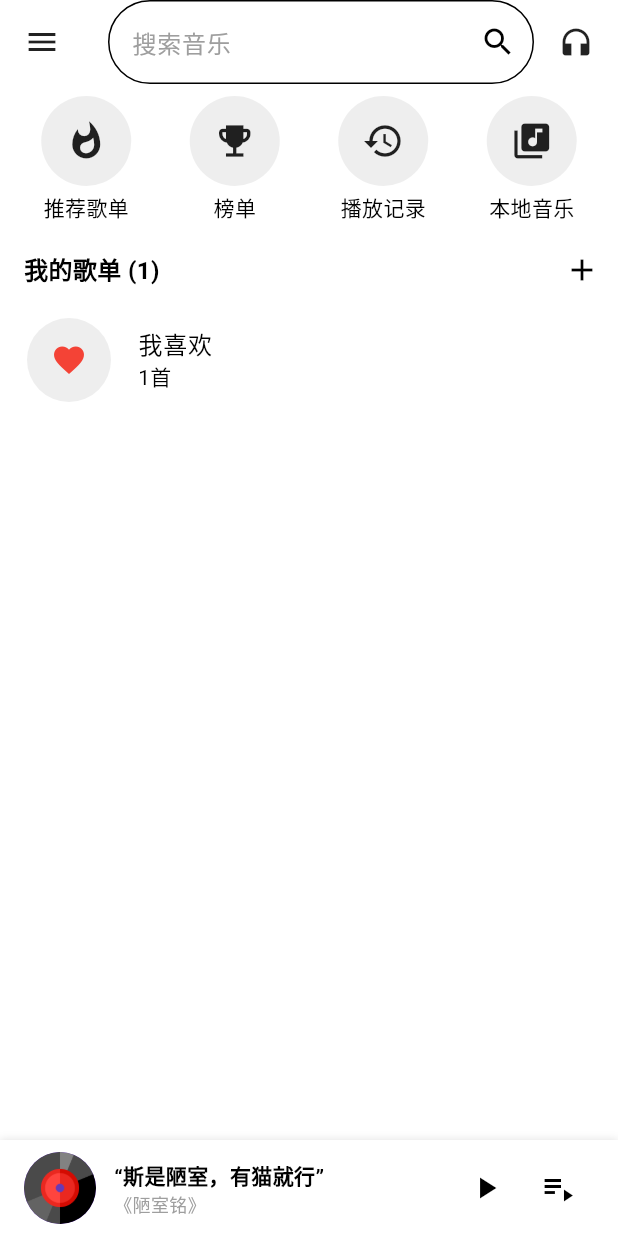
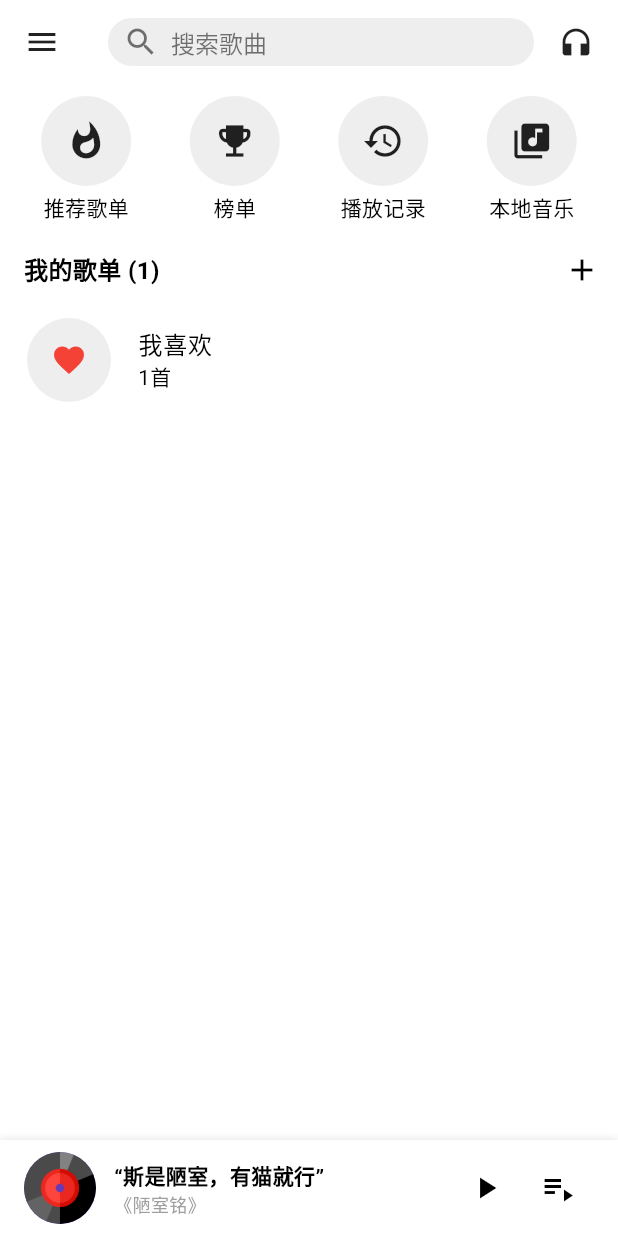
Before and after one commit to Mrhunderb/musicgo, a Flutter app: the screen it shows after launch, on a phone screen of 412 x 824 dp. Run offline on Flutter 3.47's test engine with Material 3 defaults, Android fonts, the light colour scheme and no system bars; our stand-ins replace dio, flutter_cache_manager, infinite_scroll_pagination, just_audio, logger.

Commit message:
add logging functionality and implement paginated search for Bilibili

```diff
--- a/lib/core/net/bilibili.dart
+++ b/lib/core/net/bilibili.dart
@@ -5,14 +5,15 @@ import 'package:musicgo/models/bilibili.dart';
 class Bilibili {
   static final Dio _dio = Dio();
 
-  static Future<List<SearchResponse>> search(String keyword) async {
+  static Future<List<SearchResponse>> searchByPage(
+      String keyword, int page) async {
     final Map<String, String> params = {
       'keyword': keyword,
       'search_type': 'video',
       'order': 'totalrank',
       'duration': '0',
       'tids': '0',
-      'page': '1',
+      'page': '$page',
     };
 
     try {
--- a/lib/pages/home.dart
+++ b/lib/pages/home.dart
@@ -1,4 +1,5 @@
 import 'package:flutter/material.dart';
+import 'package:musicgo/pages/search.dart';
 
 class HomePage extends StatelessWidget {
   const HomePage({super.key});
@@ -8,19 +9,34 @@ class HomePage extends StatelessWidget {
     return Scaffold(
       appBar: AppBar(
         leading: const Icon(Icons.menu, color: Colors.black87),
-        title: TextField(
-          decoration: InputDecoration(
-            hintText: '搜索音乐',
-            hintStyle: const TextStyle(color: Colors.grey),
-            suffixIcon: IconButton(icon: Icon(Icons.search), onPressed: () {}),
-            filled: true,
-            border: const OutlineInputBorder(
-              borderSide: BorderSide(),
-              borderRadius: BorderRadius.all(Radius.circular(40)),
+        title: GestureDetector(
+          onTap: () {
+            Navigator.of(context).push(MaterialPageRoute(builder: (_) {
+              return const SearchPage();
+            }));
+          },
+          child: Container(
+            padding: const EdgeInsets.symmetric(horizontal: 10, vertical: 4),
+            decoration: BoxDecoration(
+              color: Colors.grey[200],
+              borderRadius: BorderRadius.circular(16),
+            ),
+            child: Row(
+              children: const [
+                Icon(Icons.search, color: Colors.black54),
+                SizedBox(width: 8),
+                Text(
+                  '搜索歌曲',
+                  style: TextStyle(
+                    color: Colors.black54,
+                    fontSize: 16,
+                  ),
+                ),
+              ],
             ),
           ),
         ),
-        centerTitle: true,
+        centerTitle: false,
         backgroundColor: Colors.white,
         elevation: 0,
         actions: const [
--- a/lib/pages/music_play.dart
+++ b/lib/pages/music_play.dart
@@ -50,7 +50,7 @@ class _MusicPlayPageState extends State<MusicPlayPage> {
         "dm_cover_img_str": "SW50ZWwoUikgSEQgR3JhcGhpY3NJbnRlbA",
       });
       // final key = await Wbi().getWRid(params);
-      final res = await Bilibili.search('三无');
+      final res = await Bilibili.searchByPage('三无', 1);
       print(res);
       final file = await DefaultCacheManager().getSingleFile(
         _playlist[_currentIndex]['url']!,
--- a/pubspec.yaml
+++ b/pubspec.yaml
@@ -41,6 +41,7 @@ dependencies:
   json_serializable: ^6.9.2
   crypto: ^3.0.6
   flutter_cache_manager: ^3.4.1
+  infinite_scroll_pagination: ^4.1.0
 
 dev_dependencies:
   flutter_test:
```
Also changed, not shown: lib/core/log/logger.dart (added, +17 -0 lines), lib/pages/search.dart (added, +18 -0 lines), lib/weigets/search_list.dart (added, +66 -0 lines), pubspec.lock.
